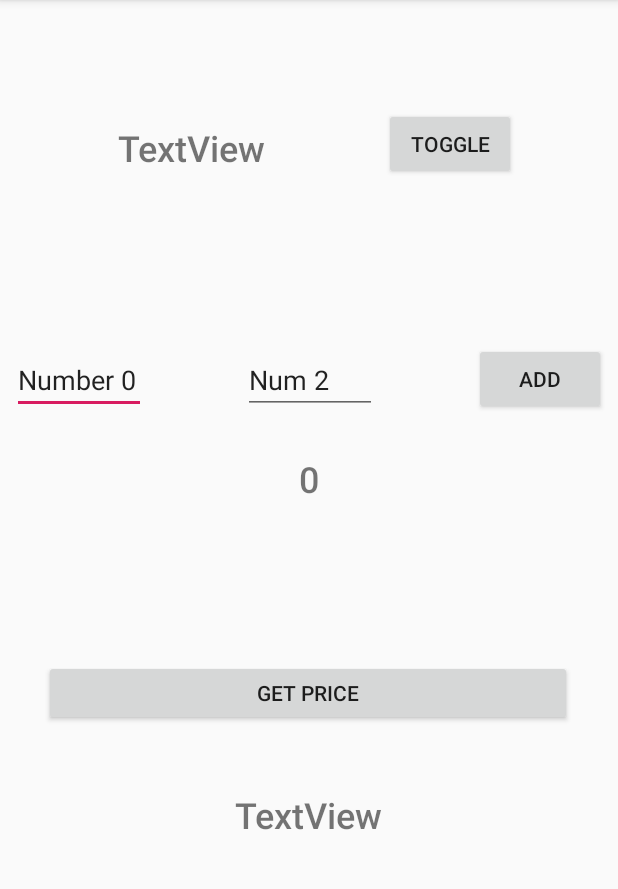
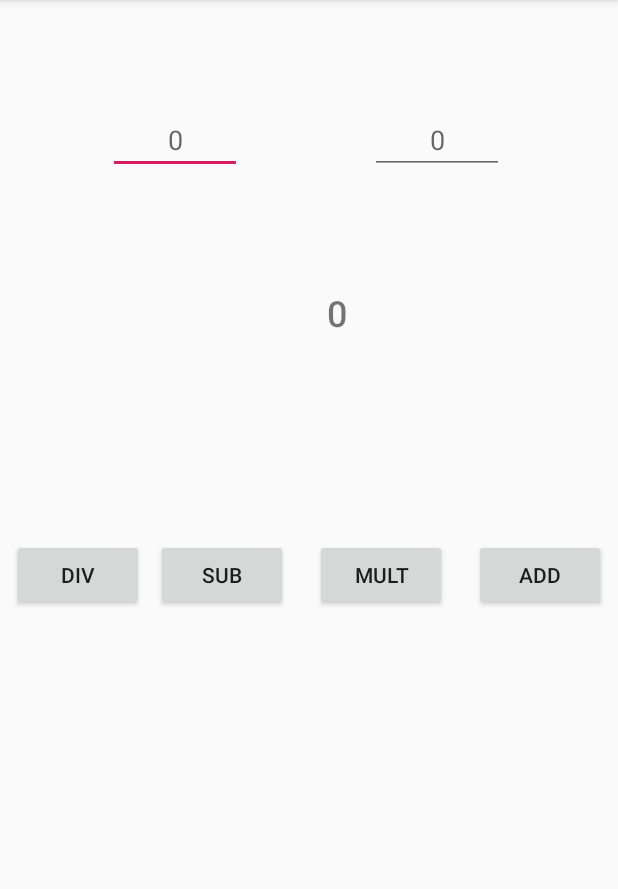
Before and after one commit to gdg-el-paso/Android-Workshops, an Android app: the screen it shows after launch (MainActivity), after a tap on "ADD", on a phone screen of 412 x 824 dp, the part 84-973 px from its top. Run offline under Robolectric (Android 15) with nearby library versions, the phone set to English and light mode, and no system bars.

Commit message:
Finish the calculator, all the operations are working correctly

```diff
--- a/IntroToAndroidDev/app/src/main/java/com/googledevelopersgroup/intro/BTCFragment.java
+++ b/IntroToAndroidDev/app/src/main/java/com/googledevelopersgroup/intro/BTCFragment.java
@@ -1,6 +1,29 @@
 package com.googledevelopersgroup.intro;
 
+import android.content.Context;
+import android.os.Bundle;
+import android.support.annotation.NonNull;
+import android.support.annotation.Nullable;
 import android.support.v4.app.Fragment;
+import android.view.LayoutInflater;
+import android.view.View;
+import android.view.ViewGroup;
 
 public class BTCFragment extends Fragment {
+
+    @Override
+    public void onAttach(Context context) {
+        super.onAttach(context);
+    }
+
+    @Nullable
+    @Override
+    public View onCreateView(@NonNull LayoutInflater inflater, @Nullable ViewGroup container, @Nullable Bundle savedInstanceState) {
+        return inflater.inflate(R.layout.btc_fragment, container, false);
+    }
+
+    @Override
+    public void onViewCreated(@NonNull View view, @Nullable Bundle savedInstanceState) {
+        super.onViewCreated(view, savedInstanceState);
+    }
 }
--- a/IntroToAndroidDev/app/src/main/java/com/googledevelopersgroup/intro/CalFragment.java
+++ b/IntroToAndroidDev/app/src/main/java/com/googledevelopersgroup/intro/CalFragment.java
@@ -6,6 +6,7 @@ import android.support.annotation.NonNull;
 import android.support.annotation.Nullable;
 import android.support.v4.app.Fragment;
 import android.util.Log;
+import android.util.Pair;
 import android.view.LayoutInflater;
 import android.view.View;
 import android.view.ViewGroup;
@@ -23,12 +24,10 @@ public class CalFragment extends Fragment {
     private final String TAG = "CalFragment";
 
     //These are the views that we are going to use for this simple app
-    private Button additionBtn, flashBtn, btcBtn;
+    private Button additionBtn, subBtn, divBtn, multBtn;
     private EditText num0, num1;
-    private TextView flashUpdate, btcPrice, result;
+    private TextView result;
 
-    //going to match for digits
-    private final Pattern digitsPatterns = Pattern.compile("^(0|[1-9][0-9]*)$");
 
     @Override
     public void onAttach(Context context) {
@@ -49,12 +48,11 @@ public class CalFragment extends Fragment {
         Log.i(TAG, "onViewCreated() -Fragment");
         //Here we are going to get the views from the XML
         additionBtn = view.findViewById(R.id.addBtn);
-        flashBtn = view.findViewById(R.id.flashBtn);
-        btcBtn = view.findViewById(R.id.btcBtn);
+        subBtn = view.findViewById(R.id.SubBtn);
+        divBtn = view.findViewById(R.id.DivBtn);
+        multBtn = view.findViewById(R.id.MultBtn);
         num1 = view.findViewById(R.id.num1);
         num0 = view.findViewById(R.id.num0);
-        flashUpdate = view.findViewById(R.id.flashUpdate);
-        btcPrice = view.findViewById(R.id.btcPrice);
         result = view.findViewById(R.id.result);
     }
 
@@ -67,30 +65,43 @@ public class CalFragment extends Fragment {
     @Override
     public void onStart() {
         Log.i(TAG, "onStart() -Fragment");
+
+
+
         additionBtn.setOnClickListener(v -> {
             //we are going to add the numbers here
-
-            //first we are going retrieve the numbers from the textViews
-            int n0 = !num0.getText().toString().matches("^(0|[1-9][0-9]*)$")
-                    ? 0 : Integer.parseInt(num0.getText().toString());
-            int n1 = !num1.getText().toString().matches("^(0|[1-9][0-9]*)$")
-                    ? 0 : Integer.parseInt(num1.getText().toString());
-
             //now we are going to add the
-            result.setText(String.valueOf((n0+n1)));
+            int nums[] = getNums();
+            result.setText(String.valueOf((nums[0]+nums[1])));
         });
 
-        flashBtn.setOnClickListener(v ->{
-            //we are going to turn on the light here
-            //TODO turn the on and off the flash light of the phone
+        subBtn.setOnClickListener(v -> {
+            int nums [] = getNums();
+            result.setText(String.valueOf((nums[0] - nums[1])));
         });
-        btcBtn.setOnClickListener(v ->{
-            //we are going to request the price of btc here
-            //TODO make the HTTP request to https://api.coindesk.com/v1/bpi/currentprice.json for BTC Price
+        divBtn.setOnClickListener(v -> {
+            int nums [] = getNums();
+            result.setText(String.valueOf((nums[0]/nums[1])));
+        });
+        multBtn.setOnClickListener(v -> {
+            int nums[] = getNums();
+            result.setText(String.valueOf((nums[0]*nums[1])));
         });
 
         super.onStart();
     }
+
+    //We are going to get the numbers here.
+    int[] getNums(){
+        //first we are going retrieve the numbers from the textViews
+        int n0 = !num0.getText().toString().matches("^(0|[1-9][0-9]*)$")
+                ? 0 : Integer.parseInt(num0.getText().toString());
+        int n1 = !num1.getText().toString().matches("^(0|[1-9][0-9]*)$")
+                ? 0 : Integer.parseInt(num1.getText().toString());
+        return new int[]{n0, n1};
+    }
+
+
 
     @Override
     public void onResume() {
--- a/IntroToAndroidDev/app/src/main/res/layout/cal_fragment.xml
+++ b/IntroToAndroidDev/app/src/main/res/layout/cal_fragment.xml
@@ -7,51 +7,21 @@
     android:layout_height="match_parent">
 
 
-    <Button
-        android:id="@+id/flashBtn"
-        android:layout_width="wrap_content"
-        android:layout_height="wrap_content"
-        android:layout_marginTop="8dp"
-        android:layout_marginEnd="68dp"
-        android:layout_marginBottom="8dp"
-        android:text="Toggle"
-        app:layout_constraintBottom_toBottomOf="parent"
-        app:layout_constraintEnd_toEndOf="parent"
-        app:layout_constraintTop_toTopOf="parent"
-        app:layout_constraintVertical_bias="0.091" />
-
-    <TextView
-        android:id="@+id/flashUpdate"
-        android:layout_width="wrap_content"
-        android:layout_height="wrap_content"
-        android:layout_marginStart="8dp"
-        android:layout_marginTop="8dp"
-        android:layout_marginEnd="8dp"
-        android:layout_marginBottom="8dp"
-        android:fontFamily="sans-serif-medium"
-        android:text="TextView"
-        android:textSize="24sp"
-        app:layout_constraintBottom_toBottomOf="parent"
-        app:layout_constraintEnd_toStartOf="@+id/flashBtn"
-        app:layout_constraintStart_toStartOf="parent"
-        app:layout_constraintTop_toTopOf="parent"
-        app:layout_constraintVertical_bias="0.103" />
-
     <EditText
         android:id="@+id/num0"
         android:layout_width="89dp"
         android:layout_height="wrap_content"
-        android:layout_marginStart="8dp"
+        android:layout_marginStart="72dp"
         android:layout_marginTop="8dp"
         android:layout_marginBottom="8dp"
         android:ems="10"
-        android:hint="Number"
+        android:hint="0"
         android:inputType="textPersonName"
-        android:text="Number 0"
+        android:textAlignment="center"
         app:layout_constraintBottom_toBottomOf="parent"
         app:layout_constraintStart_toStartOf="parent"
-        app:layout_constraintTop_toBottomOf="@+id/flashUpdate"
-        app:layout_constraintVertical_bias="0.182" />
+        app:layout_constraintTop_toTopOf="parent"
+        app:layout_constraintVertical_bias="0.089" />
 
     <EditText
         android:id="@+id/num1"
@@ -59,16 +29,18 @@
         android:layout_height="wrap_content"
         android:layout_marginStart="8dp"
         android:layout_marginTop="8dp"
-        android:layout_marginEnd="8dp"
+        android:layout_marginEnd="65dp"
         android:layout_marginBottom="8dp"
         android:ems="10"
+        android:hint="0"
         android:inputType="textPersonName"
-        android:text="Num 2"
+        android:textAlignment="center"
         app:layout_constraintBottom_toBottomOf="parent"
-        app:layout_constraintEnd_toStartOf="@+id/addBtn"
+        app:layout_constraintEnd_toEndOf="parent"
+        app:layout_constraintHorizontal_bias="0.88"
         app:layout_constraintStart_toEndOf="@+id/num0"
-        app:layout_constraintTop_toBottomOf="@+id/flashUpdate"
-        app:layout_constraintVertical_bias="0.182" />
+        app:layout_constraintTop_toTopOf="parent"
+        app:layout_constraintVertical_bias="0.089" />
 
     <Button
         android:id="@+id/addBtn"
@@ -80,54 +52,54 @@
         android:text="Add"
         app:layout_constraintBottom_toBottomOf="parent"
         app:layout_constraintEnd_toEndOf="parent"
-        app:layout_constraintTop_toBottomOf="@+id/flashBtn"
-        app:layout_constraintVertical_bias="0.172" />
-
-    <Button
-        android:id="@+id/btcBtn"
-        android:layout_width="352dp"
-        android:layout_height="44dp"
-        android:layout_marginStart="8dp"
-        android:layout_marginTop="164dp"
-        android:layout_marginEnd="8dp"
-        android:elevation="6dp"
-        android:text="Get Price"
-        app:layout_constraintEnd_toEndOf="parent"
-        app:layout_constraintHorizontal_bias="0.488"
-        app:layout_constraintStart_toStartOf="parent"
-        app:layout_constraintTop_toBottomOf="@+id/num1" />
-
-    <TextView
-        android:id="@+id/btcPrice"
-        android:layout_width="wrap_content"
-        android:layout_height="wrap_content"
-        android:layout_marginStart="8dp"
-        android:layout_marginTop="8dp"
-        android:layout_marginEnd="8dp"
-        android:layout_marginBottom="8dp"
-        android:fontFamily="sans-serif-medium"
-        android:text="TextView"
-        android:textSize="24sp"
-        app:layout_constraintBottom_toBottomOf="parent"
-        app:layout_constraintEnd_toEndOf="parent"
-        app:layout_constraintStart_toStartOf="parent"
-        app:layout_constraintTop_toBottomOf="@+id/btcBtn"
-        app:layout_constraintVertical_bias="0.146" />
+        app:layout_constraintTop_toTopOf="parent"
+        app:layout_constraintVertical_bias="0.499" />
 
     <TextView
         android:id="@+id/result"
         android:layout_width="wrap_content"
         android:layout_height="wrap_content"
         android:layout_marginStart="8dp"
-        android:layout_marginTop="8dp"
+        android:layout_marginTop="76dp"
         android:layout_marginEnd="8dp"
-        android:layout_marginBottom="8dp"
         android:fontFamily="sans-serif-medium"
         android:text="result"
+        android:textAlignment="center"
         android:textSize="24sp"
-        app:layout_constraintBottom_toTopOf="@+id/btcBtn"
-        app:layout_constraintEnd_toEndOf="parent"
+        app:layout_constraintEnd_toStartOf="@+id/num1"
+        app:layout_constraintHorizontal_bias="0.866"
+        app:layout_constraintStart_toEndOf="@+id/num0"
+        app:layout_constraintTop_toBottomOf="@+id/num1" />
+
+    <Button
+        android:id="@+id/MultBtn"
+        android:layout_width="wrap_content"
+        android:layout_height="wrap_content"
+        android:layout_marginStart="8dp"
+        android:layout_marginEnd="8dp"
+        android:text="Mult"
+        app:layout_constraintBottom_toBottomOf="@+id/addBtn"
+        app:layout_constraintEnd_toStartOf="@+id/addBtn"
+        app:layout_constraintStart_toEndOf="@+id/SubBtn"
+        app:layout_constraintTop_toTopOf="@+id/addBtn" />
+
+    <Button
+        android:id="@+id/SubBtn"
+        android:layout_width="wrap_content"
+        android:layout_height="wrap_content"
+        android:layout_marginStart="8dp"
+        android:text="Sub"
+        app:layout_constraintBottom_toBottomOf="@+id/MultBtn"
+        app:layout_constraintStart_toEndOf="@+id/DivBtn"
+        app:layout_constraintTop_toTopOf="@+id/MultBtn" />
+
+    <Button
+        android:id="@+id/DivBtn"
+        android:layout_width="wrap_content"
+        android:layout_height="wrap_content"
+        android:layout_marginStart="8dp"
+        android:text="Div"
+        app:layout_constraintBottom_toBottomOf="@+id/SubBtn"
         app:layout_constraintStart_toStartOf="parent"
-        app:layout_constraintTop_toBottomOf="@+id/num1"
-        app:layout_constraintVertical_bias="0.163" />
+        app:layout_constraintTop_toTopOf="@+id/SubBtn" />
 </android.support.constraint.ConstraintLayout>
```
